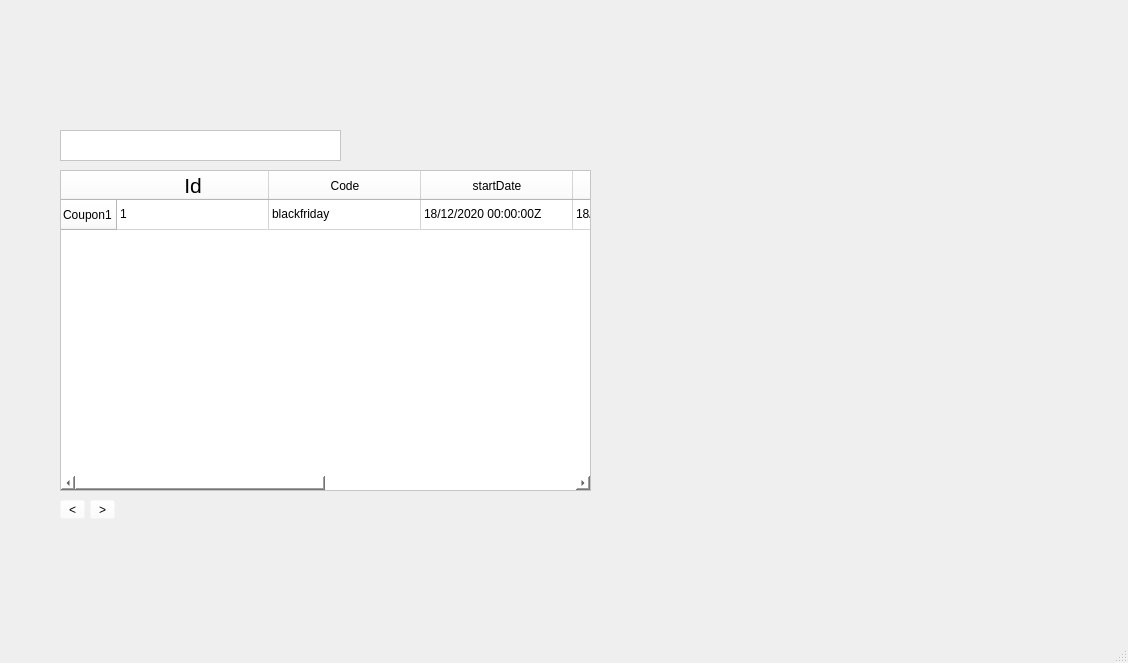
This is mainwindow.ui in ahmedselmi1/BonApp as Qt 5 draws it before an edit. The edited form follows.
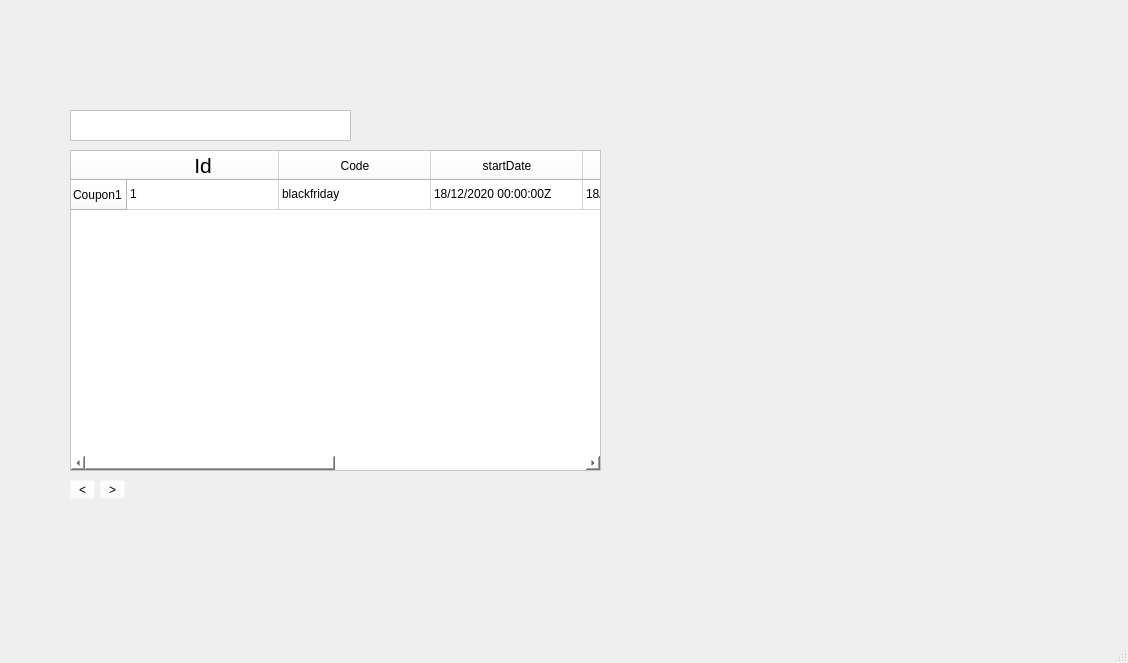
This is the edited form. The open tabs and pages were chosen to show the change. Icons and pictures are not drawn. Custom widgets are drawn as their Qt base class.

```diff
--- a/mainwindow.ui
+++ b/mainwindow.ui
@@ -5443,8 +5443,8 @@
      <widget class="QToolButton" name="nextCoupon">
       <property name="geometry">
        <rect>
-        <x>90</x>
-        <y>500</y>
+        <x>100</x>
+        <y>480</y>
         <width>25</width>
         <height>19</height>
        </rect>
@@ -5456,8 +5456,8 @@
      <widget class="QPushButton" name="ajoutercoupon">
       <property name="geometry">
        <rect>
-        <x>840</x>
-        <y>500</y>
+        <x>850</x>
+        <y>480</y>
         <width>191</width>
         <height>71</height>
        </rect>
@@ -5490,8 +5490,8 @@
      <widget class="QToolButton" name="prevCoupon">
       <property name="geometry">
        <rect>
-        <x>60</x>
-        <y>500</y>
+        <x>70</x>
+        <y>480</y>
         <width>25</width>
         <height>19</height>
        </rect>
@@ -5503,8 +5503,8 @@
      <widget class="QPushButton" name="printtable1">
       <property name="geometry">
        <rect>
-        <x>430</x>
-        <y>500</y>
+        <x>440</x>
+        <y>480</y>
         <width>201</width>
         <height>71</height>
        </rect>
@@ -5536,8 +5536,8 @@
      <widget class="QPushButton" name="supprimerCoupon">
       <property name="geometry">
        <rect>
-        <x>640</x>
-        <y>500</y>
+        <x>650</x>
+        <y>480</y>
         <width>191</width>
         <height>71</height>
        </rect>
@@ -5569,8 +5569,8 @@
      <widget class="QTableWidget" name="couponsTable">
       <property name="geometry">
        <rect>
-        <x>60</x>
-        <y>170</y>
+        <x>70</x>
+        <y>150</y>
         <width>531</width>
         <height>321</height>
        </rect>
@@ -5655,8 +5655,8 @@
      <widget class="QPlainTextEdit" name="couponSearch">
       <property name="geometry">
        <rect>
-        <x>60</x>
-        <y>130</y>
+        <x>70</x>
+        <y>110</y>
         <width>281</width>
         <height>31</height>
        </rect>
@@ -5676,8 +5676,8 @@
      <widget class="QPushButton" name="backbtn_2">
       <property name="geometry">
        <rect>
-        <x>50</x>
-        <y>50</y>
+        <x>60</x>
+        <y>30</y>
         <width>171</width>
         <height>61</height>
        </rect>
@@ -5710,8 +5710,8 @@
      <widget class="QPushButton" name="searchCoupon">
       <property name="geometry">
        <rect>
-        <x>350</x>
-        <y>130</y>
+        <x>360</x>
+        <y>110</y>
         <width>31</width>
         <height>31</height>
        </rect>
@@ -5743,8 +5743,8 @@
      <widget class="QWidget" name="horizontalLayoutWidget">
       <property name="geometry">
        <rect>
-        <x>600</x>
-        <y>170</y>
+        <x>610</x>
+        <y>150</y>
         <width>441</width>
         <height>321</height>
        </rect>
```
Left out of the diff: 98 changed lines with no effect on the pictures.
